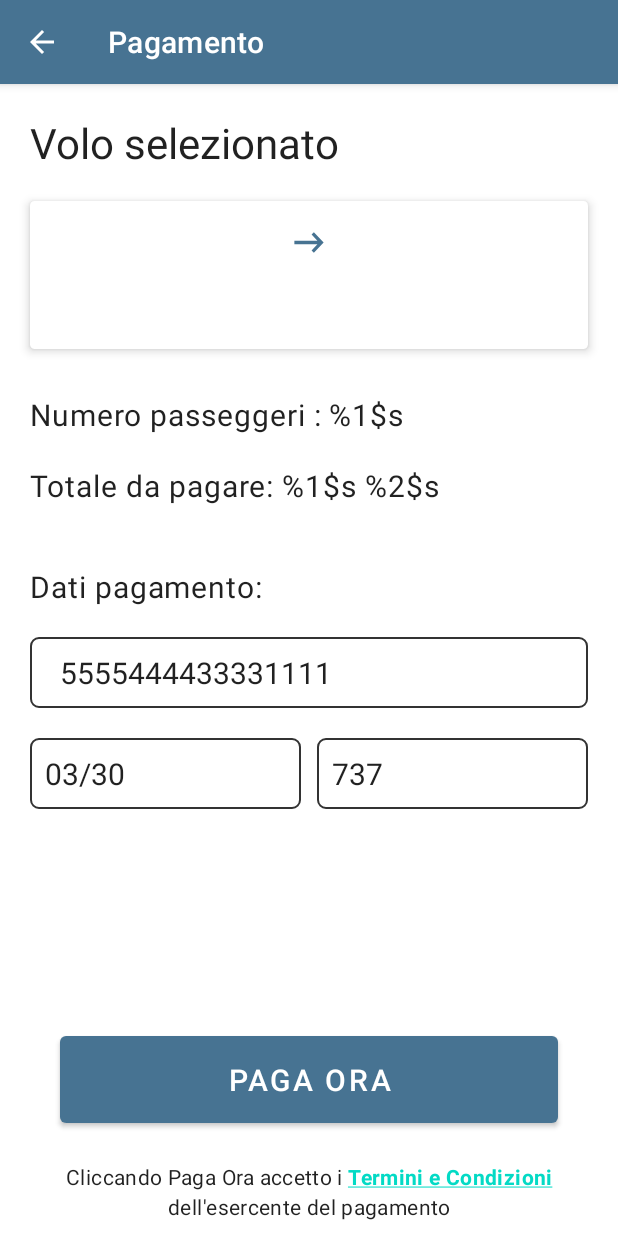
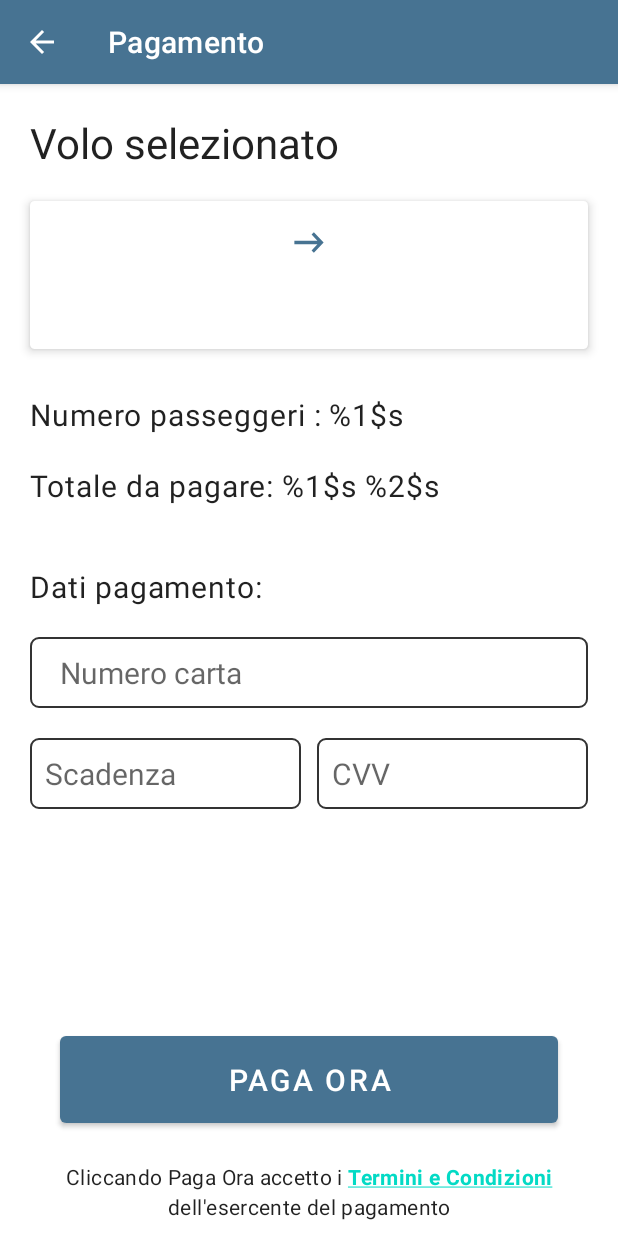
Before and after one commit to ClaudioLoriga/UniversityAirlinesPrivate, an Android app: the BookingPaymentActivity screen opened directly, with no data from a screen before it, on a phone screen of 412 x 824 dp. Run offline under Robolectric (Android 15) with nearby library versions, the phone set to English and light mode, and no system bars.

Commit message:
fix finali

```diff
--- a/app/src/main/java/com/example/universityairlines/check_in/boarding/adapter/BoardingCardsAdapter.kt
+++ b/app/src/main/java/com/example/universityairlines/check_in/boarding/adapter/BoardingCardsAdapter.kt
@@ -12,7 +12,6 @@ import com.example.universityairlines.model.Passenger
 import com.example.universityairlines.model.Reservation
 import com.example.universityairlines.ui.getString
 import com.example.universityairlines.ui.randomAlphanumeric
-
 
 class BoardingCardsAdapter(private val reservation: Reservation) :
     ListAdapter<Passenger, BoardingCardsAdapter.ViewHolder>(DiffUtil()) {
--- a/app/src/main/res/layout/activity_booking_payment.xml
+++ b/app/src/main/res/layout/activity_booking_payment.xml
@@ -83,16 +83,18 @@
         android:layout_marginEnd="@dimen/padding20"
         android:background="@drawable/textinputborder"
         android:hint="@string/numero_carta"
-        android:inputType="numberSigned"
         android:paddingStart="@dimen/padding20"
         android:paddingTop="@dimen/padding10"
         android:paddingEnd="@dimen/padding20"
         android:paddingBottom="@dimen/padding10"
-        android:text="5555444433331111"
         android:textSize="@dimen/size20text"
         app:layout_constraintEnd_toEndOf="parent"
         app:layout_constraintStart_toStartOf="parent"
-        app:layout_constraintTop_toBottomOf="@id/dati_carta" />
+        app:layout_constraintTop_toBottomOf="@id/dati_carta"
+        android:imeOptions="actionNext"
+        android:maxLines="1"
+        android:nextFocusDown="@id/expireEditText"
+        android:inputType="numberSigned"/>
 
     <com.google.android.material.textfield.TextInputEditText
         android:id="@+id/expireEditText"
@@ -103,16 +105,18 @@
         android:layout_marginEnd="@dimen/padding5"
         android:background="@drawable/textinputborder"
         android:hint="@string/scadenza"
-        android:inputType="date"
         android:paddingStart="@dimen/padding10"
         android:paddingTop="@dimen/padding10"
         android:paddingEnd="@dimen/padding5"
         android:paddingBottom="@dimen/padding10"
-        android:text="03/30"
         android:textSize="@dimen/size20text"
         app:layout_constraintEnd_toStartOf="@id/cvvEditText"
         app:layout_constraintStart_toStartOf="parent"
-        app:layout_constraintTop_toBottomOf="@id/cardNumberEditText" />
+        app:layout_constraintTop_toBottomOf="@id/cardNumberEditText"
+        android:imeOptions="actionNext"
+        android:maxLines="1"
+        android:nextFocusDown="@id/cvvEditText"
+        android:inputType="date"/>
 
     <com.google.android.material.textfield.TextInputEditText
         android:id="@+id/cvvEditText"
@@ -123,16 +127,15 @@
         android:layout_marginEnd="@dimen/padding20"
         android:background="@drawable/textinputborder"
         android:hint="@string/cvv"
-        android:inputType="numberSigned"
         android:paddingStart="@dimen/padding10"
         android:paddingTop="@dimen/padding10"
         android:paddingEnd="@dimen/padding5"
         android:paddingBottom="@dimen/padding10"
-        android:text="737"
         android:textSize="@dimen/size20text"
         app:layout_constraintEnd_toEndOf="parent"
         app:layout_constraintStart_toEndOf="@id/expireEditText"
-        app:layout_constraintTop_toBottomOf="@id/cardNumberEditText" />
+        app:layout_constraintTop_toBottomOf="@id/cardNumberEditText"
+        android:inputType="numberSigned"/>
 
     <com.google.android.material.button.MaterialButton
         android:id="@+id/buttonPay"
--- a/app/src/main/res/layout/new_login.xml
+++ b/app/src/main/res/layout/new_login.xml
@@ -68,7 +68,10 @@
                 <com.google.android.material.textfield.TextInputEditText
                     android:id="@+id/edittextemail"
                     android:layout_width="match_parent"
-                    android:layout_height="wrap_content"/>
+                    android:layout_height="wrap_content"
+                    android:imeOptions="actionNext"
+                    android:maxLines="1"
+                    android:inputType="text"/>
 
             </com.google.android.material.textfield.TextInputLayout>
 
```
Also changed, not shown: app/src/main/java/com/example/universityairlines/booking/BookingFragment.kt (+21 -12 lines), app/src/main/java/com/example/universityairlines/booking/BookingPassengersDetailsActivity.kt (+0 -20 lines), app/src/main/res/layout/fragment_check_in.xml (+5 -3 lines), app/src/main/res/layout/new_registration.xml (+11 -3 lines), app/src/main/res/layout/passenger_detail_item.xml (+18 -10 lines).
